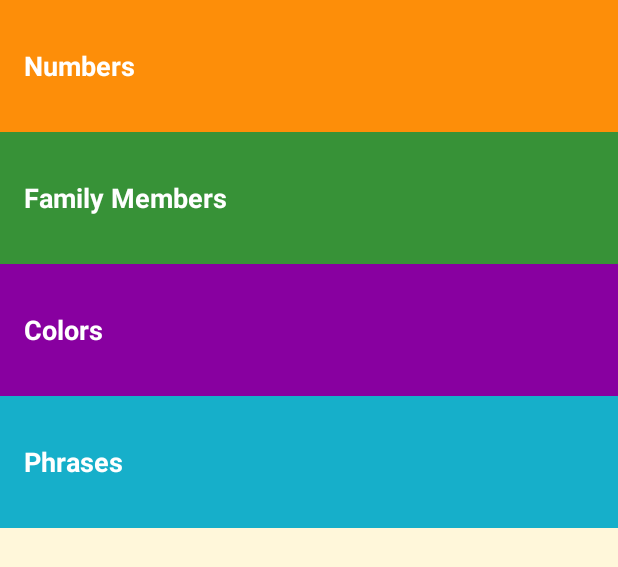
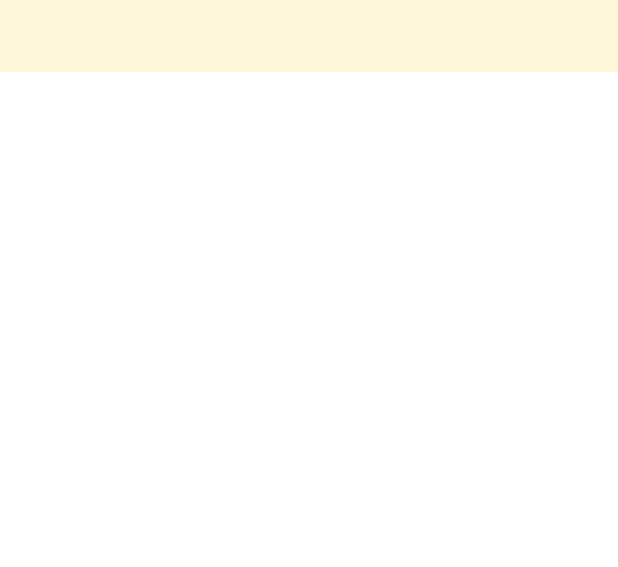
Before and after one commit to ID2GO/Gide2GO, an Android app: the layout activity_main.xml on its own in the app's theme, with its tools: preview values and no code run, on a phone screen of 412 x 824 dp. Shown: the top 567 px of the screen. Run offline under Robolectric (Android 15) with nearby library versions, the phone set to English and light mode, and no system bars.

Commit message:
Implementing Tabs

```diff
--- a/app/build.gradle
+++ b/app/build.gradle
@@ -22,6 +22,8 @@ dependencies {
     implementation fileTree(dir: 'libs', include: ['*.jar'])
     implementation 'com.android.support:appcompat-v7:27.1.1'
     implementation 'com.android.support:support-v4:27.1.1'
+    implementation 'com.android.support:recyclerview-v7:27.1.1'
+    implementation 'com.android.support:design:27.1.1'
     testImplementation 'junit:junit:4.12'
     androidTestImplementation 'com.android.support.test:runner:1.0.1'
     androidTestImplementation 'com.android.support.test.espresso:espresso-core:3.0.1'
--- a/app/src/main/java/eu/id2go/dictionary2go/PhrasesFragment.java
+++ b/app/src/main/java/eu/id2go/dictionary2go/PhrasesFragment.java
@@ -1,13 +1,7 @@
 package eu.id2go.dictionary2go;
 
 
-
-import android.os.Bundle;
 import android.support.v4.app.Fragment;
-import android.view.LayoutInflater;
-import android.view.View;
-import android.view.ViewGroup;
-import android.widget.TextView;
 
 /**
  * A simple {@link Fragment} subclass.
--- a/app/src/main/res/layout/activity_main.xml
+++ b/app/src/main/res/layout/activity_main.xml
@@ -14,62 +14,24 @@
 -->
 <LinearLayout xmlns:android="http://schemas.android.com/apk/res/android"
     xmlns:tools="http://schemas.android.com/tools"
+    xmlns:app="http://schemas.android.com/apk/res-auto"
     android:layout_width="match_parent"
     android:layout_height="match_parent"
     android:background="@color/tan_background"
     android:orientation="vertical"
     tools:context=".MainActivity">
 
-
-    <!-- Numbers category -->
-    <FrameLayout
+    <android.support.design.widget.TabLayout
+        android:id="@+id/sliding_tabs"
         android:layout_width="match_parent"
         android:layout_height="wrap_content"
-        android:background="@color/category_numbers">
+        app:tabMode="fixed" />
 
-        <TextView
-            android:id="@+id/numbers"
-            style="@style/CategoryStyle"
-            android:background="?android:attr/selectableItemBackground"
-            android:text="@string/category_numbers" />
-    </FrameLayout>
+    <android.support.v4.view.ViewPager
+        android:id="@+id/viewpager"
+        android:layout_width="match_parent"
+        android:layout_height="0dp"
+        android:layout_weight="1"
+        android:background="@android:color/white" />
 
-    <!-- Family category -->
-    <FrameLayout
-        android:layout_width="match_parent"
-        android:layout_height="wrap_content"
-        android:background="@color/category_family">
-
-        <TextView
-            android:id="@+id/family"
-            style="@style/CategoryStyle"
-            android:background="?android:attr/selectableItemBackground"
-            android:text="@string/category_family" />
-    </FrameLayout>
-
-    <!-- Colors category -->
-    <FrameLayout
-        android:layout_width="match_parent"
-        android:layout_height="wrap_content"
-        android:background="@color/category_colors">
-
-        <TextView
-            android:id="@+id/colors"
-            style="@style/CategoryStyle"
-            android:background="?android:attr/selectableItemBackground"
-            android:text="@string/category_colors" />
-    </FrameLayout>
-
-    <!-- Phrases category -->
-    <FrameLayout
-        android:layout_width="match_parent"
-        android:layout_height="wrap_content"
-        android:background="@color/category_phrases">
-
-        <TextView
-            android:id="@+id/phrases"
-            style="@style/CategoryStyle"
-            android:background="?android:attr/selectableItemBackground"
-            android:text="@string/category_phrases" />
-    </FrameLayout>
 </LinearLayout>
```
Also changed, not shown: app/src/main/AndroidManifest.xml (+0 -36 lines), app/src/main/java/eu/id2go/dictionary2go/AbstractWordActivity.java (deleted, +0 -35 lines), app/src/main/java/eu/id2go/dictionary2go/AbstractWordFragment.java (+4 -6 lines), app/src/main/java/eu/id2go/dictionary2go/ColorsActivity.java (deleted, +0 -26 lines), app/src/main/java/eu/id2go/dictionary2go/FamilyActivity.java (deleted, +0 -25 lines), app/src/main/java/eu/id2go/dictionary2go/MainActivity.java (+54 -49 lines), app/src/main/java/eu/id2go/dictionary2go/NumbersActivity.java (deleted, +0 -26 lines), app/src/main/java/eu/id2go/dictionary2go/NumbersFragment.java (+0 -7 lines), app/src/main/java/eu/id2go/dictionary2go/PhrasesActivity.java (deleted, +0 -26 lines), app/src/main/java/eu/id2go/dictionary2go/SimpleFragmentPagerAdapter.java (added, +49 -0 lines), app/src/main/res/layout/fragment_category.xml (renamed from app/src/main/res/layout/activity_category.xml).
